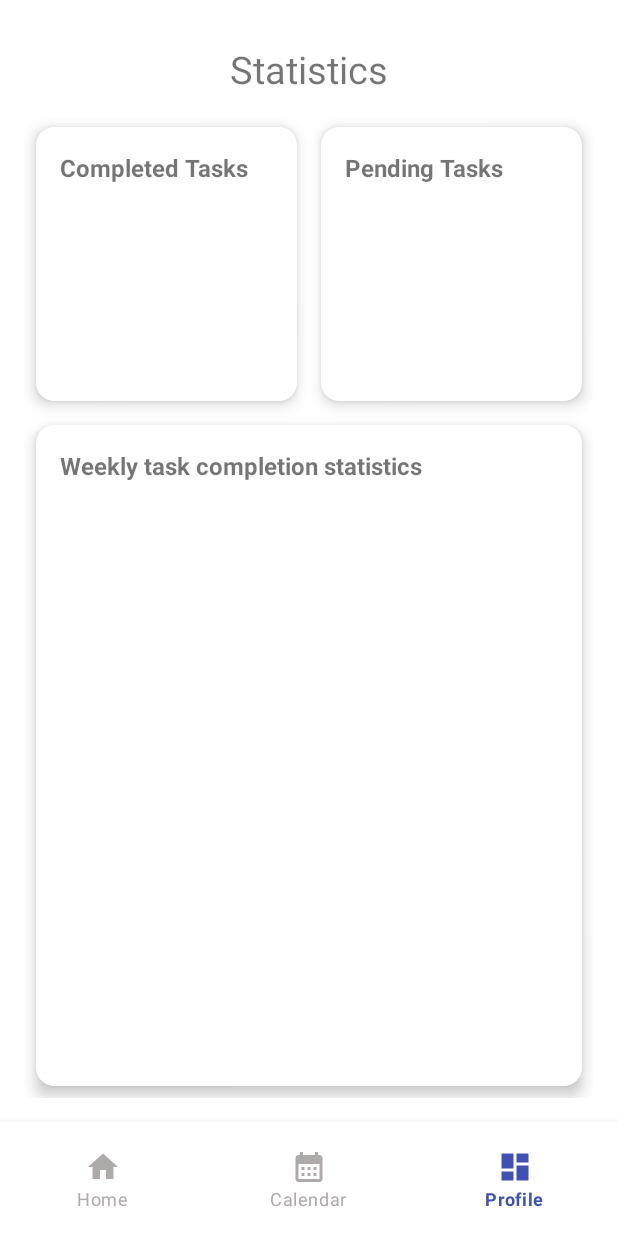
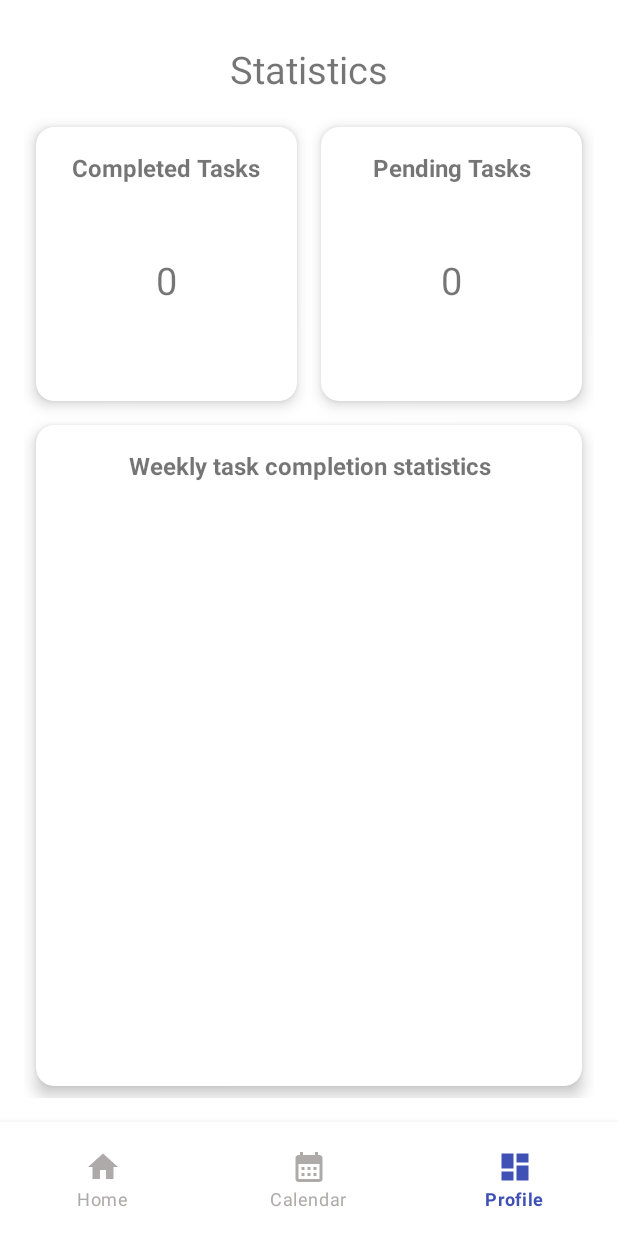
Before and after one commit to AliGalip75/Todo_List, an Android app: the screen it shows after launch (MainActivity), item 3 of the bottom bar chosen, on a phone screen of 412 x 824 dp. Run offline under Robolectric (Android 15) with nearby library versions, the phone set to English and light mode, and no system bars; our stand-ins replace Room's generated code, navigation-ui; 2 statements that could not run were skipped.

Commit message:
profile fragment modified

```diff
--- a/app/src/main/java/com/example/todo_list/data/TaskDatabase.java
+++ b/app/src/main/java/com/example/todo_list/data/TaskDatabase.java
@@ -9,7 +9,7 @@ import java.util.concurrent.Executors;
 
 @Database(entities = {Task.class}, version = 2, exportSchema = false)
 public abstract class TaskDatabase extends RoomDatabase {
-    private static TaskDatabase INSTANCE;
+    private static volatile TaskDatabase INSTANCE;
 
     // insert, delete, getAllTasks gibi DAO fonksiyonlarına buradan erişilir.
     public abstract TaskDao taskDao();
--- a/app/src/main/java/com/example/todo_list/ui/calendar/CalendarFragment.java
+++ b/app/src/main/java/com/example/todo_list/ui/calendar/CalendarFragment.java
@@ -8,15 +8,11 @@ import android.view.LayoutInflater;
 import android.view.View;
 import android.view.ViewGroup;
 import android.widget.CalendarView;
-
-
 import androidx.annotation.NonNull;
 import androidx.annotation.Nullable;
 import androidx.fragment.app.Fragment;
 import androidx.lifecycle.ViewModelProvider;
-
 import com.example.todo_list.databinding.FragmentCalendarBinding;
-
 import java.util.Calendar;
 
 public class CalendarFragment extends Fragment {
@@ -77,7 +73,7 @@ public class CalendarFragment extends Fragment {
     }
 
     @Override
-    public void onDestroyView() {
+    public void onDestroyView() { // Memory leak'i önlemek için
         super.onDestroyView();
         binding = null;
     }
--- a/app/src/main/java/com/example/todo_list/ui/home/HomeFragment.java
+++ b/app/src/main/java/com/example/todo_list/ui/home/HomeFragment.java
@@ -20,19 +20,20 @@ import androidx.recyclerview.widget.RecyclerView;
 import com.example.todo_list.R;
 import com.example.todo_list.data.Task;
 import com.example.todo_list.databinding.FragmentHomeBinding;
+import com.example.todo_list.ui.profile.ProfileViewModel;
 
 public class HomeFragment extends Fragment {
 
     private FragmentHomeBinding binding;
     public HomeViewModel homeViewModel;
+    public ProfileViewModel profileViewModel;
 
-    public HomeFragment() {
-        // Required empty public constructor
-    }
+    public HomeFragment() {}
 
     public void onCreate(Bundle savedInstanceState){
         super.onCreate(savedInstanceState);
         homeViewModel = new ViewModelProvider(this).get(HomeViewModel.class); //homeViewModel'ı bağla
+        profileViewModel = new ViewModelProvider(this).get(ProfileViewModel.class);
     }
 
     public void onViewCreated(@NonNull View view, @Nullable Bundle savedInstanceState){
@@ -43,9 +44,26 @@ public class HomeFragment extends Fragment {
         TextView homeText = binding.homeText; // TODOS text
         recyclerView.setLayoutManager(new LinearLayoutManager(getContext())); // recyclerView'ı dikey olarak ayarladık
 
-        TaskAdapter adapter = new TaskAdapter( //adapter'ın içine silme ve güncelleme fonksiyonlarını gömdük
-                task -> homeViewModel.deleteTask(task),
-                task -> showUpdateDialog(requireContext(), task, homeViewModel)
+        TaskAdapter adapter = new TaskAdapter( //adapter'ın içine fonksiyonları gömdük
+                task -> {
+                    // Silme işleminde eğer görev tamamlanmamışsa, profileViewModel.increment() çalışacak
+                    if (!task.getDone()) {
+                        profileViewModel.increment(requireContext());
+                    }
+                    homeViewModel.deleteTask(task); // Delete işlemi
+                }, // Delete
+                task -> showUpdateDialog(requireContext(), task, homeViewModel), // Update
+                (task, isChecked) -> { // Checkbox
+                    task.setDone(isChecked);
+                    homeViewModel.updateTask(task);
+
+                    // Checkbox tıklanınca profile sayfasında count bir artar veya azalır
+                    if (isChecked) {
+                        profileViewModel.increment(requireContext()); // Tamamlanan görev sayısını artır
+                    } else {
+                        profileViewModel.decrement(requireContext()); // Tamamlanmayan görev sayısını azalt
+                    }
+                }
         );
 
         recyclerView.setAdapter(adapter);
@@ -105,8 +123,6 @@ public class HomeFragment extends Fragment {
                 .setTextColor(ContextCompat.getColor(context, R.color.unselected));
     }
 
-
-
     @Override
     public void onDestroyView() {
         super.onDestroyView();
--- a/app/src/main/java/com/example/todo_list/ui/home/HomeViewModel.java
+++ b/app/src/main/java/com/example/todo_list/ui/home/HomeViewModel.java
@@ -4,6 +4,8 @@ import android.app.Application;
 import androidx.annotation.NonNull;
 import androidx.lifecycle.AndroidViewModel;
 import androidx.lifecycle.LiveData;
+import androidx.lifecycle.Transformations;
+
 import com.example.todo_list.data.Task;
 import com.example.todo_list.data.TaskRepository;
 import java.util.List;
@@ -31,4 +33,14 @@ public class HomeViewModel extends AndroidViewModel {
         repository.update(task);  // Repository üzerinden güncelleme işlemi
     }
 
+    public LiveData<Integer> getIncompleteTaskCount() { // O an Home sayfasında seçili olmayan kaç task var?
+        return Transformations.map(allTasks, tasks -> {
+            int count = 0;
+            for (Task task : tasks) {
+                if (!task.getDone()) count++;
+            }
+            return count;
+        });
+    }
+
 }
--- a/app/src/main/java/com/example/todo_list/ui/home/TaskAdapter.java
+++ b/app/src/main/java/com/example/todo_list/ui/home/TaskAdapter.java
@@ -10,6 +10,7 @@ import androidx.recyclerview.widget.RecyclerView;
 import com.example.todo_list.data.Task;
 import com.example.todo_list.databinding.ItemTaskBinding;
 import java.util.ArrayList;
+import java.util.Currency;
 import java.util.List;
 
 public class TaskAdapter extends RecyclerView.Adapter<TaskAdapter.TaskHolder> {
@@ -24,13 +25,20 @@ public class TaskAdapter extends RecyclerView.Adapter<TaskAdapter.TaskHolder> {
         void onTaskEdit(Task task);
     }
 
+    public interface OnTaskCheckedChangeListener {
+        void onTaskCheckChanged(Task task, boolean isChecked);
+    }
+
     private final OnTaskDeleteClickListener deleteListener;
 
     private final OnTaskEditClickListener editListener;
 
-    public TaskAdapter(OnTaskDeleteClickListener deleteListener, OnTaskEditClickListener editListener) {
+    private final OnTaskCheckedChangeListener checkboxListener;
+
+    public TaskAdapter(OnTaskDeleteClickListener deleteListener, OnTaskEditClickListener editListener, OnTaskCheckedChangeListener checkboxListener) {
         this.deleteListener = deleteListener;
         this.editListener = editListener;
+        this.checkboxListener = checkboxListener;
     }
 
     // Viewholder tek bir satırı temsil ediyor
@@ -56,6 +64,12 @@ public class TaskAdapter extends RecyclerView.Adapter<TaskAdapter.TaskHolder> {
         Task current = tasks.get(position);
         holder.binding.textViewTitle.setText(current.getTitle());
         holder.binding.textViewDate.setText(current.getDate());
+
+        holder.binding.isDone.setOnCheckedChangeListener(null);
+        holder.binding.isDone.setChecked(current.getDone());
+        holder.binding.isDone.setOnCheckedChangeListener((buttonView, isChecked) -> {
+            checkboxListener.onTaskCheckChanged(current, isChecked);
+        });
 
         holder.binding.card.setOnClickListener(new View.OnClickListener() {
             @Override
--- a/app/src/main/java/com/example/todo_list/ui/profile/ProfileFragment.java
+++ b/app/src/main/java/com/example/todo_list/ui/profile/ProfileFragment.java
@@ -4,13 +4,10 @@ import android.os.Bundle;
 import android.view.LayoutInflater;
 import android.view.View;
 import android.view.ViewGroup;
-import android.widget.TextView;
-
 import androidx.annotation.NonNull;
 import androidx.annotation.Nullable;
 import androidx.fragment.app.Fragment;
 import androidx.lifecycle.ViewModelProvider;
-
 import com.example.todo_list.databinding.FragmentProfileBinding;
 import com.example.todo_list.ui.home.HomeViewModel;
 
@@ -18,11 +15,13 @@ public class ProfileFragment extends Fragment {
 
     private FragmentProfileBinding binding;
     private ProfileViewModel profileViewModel;
+    private HomeViewModel homeViewModel;
 
     @Override
     public void onCreate(@Nullable Bundle savedInstanceState) {
         super.onCreate(savedInstanceState);
         profileViewModel = new ViewModelProvider(this).get(ProfileViewModel.class);
+        homeViewModel = new ViewModelProvider(this).get(HomeViewModel.class);
     }
 
     public View onCreateView(@NonNull LayoutInflater inflater,
@@ -34,11 +33,14 @@ public class ProfileFragment extends Fragment {
     public void onViewCreated(@NonNull View view, @Nullable Bundle savedInstanceState){
         super.onViewCreated(view, savedInstanceState);
 
-        //textView'ı dinle ve değiştiğinde UI'ı da bilgilendir
-        TextView textView = binding.textProfile;
-        profileViewModel.getText().observe(getViewLifecycleOwner(), textView::setText);
+        profileViewModel.loadCompletedCount(requireContext());
+        profileViewModel.getCompletedCount().observe(getViewLifecycleOwner(), count -> {
+            binding.textCompleted.setText(count + "");
+        });
+        homeViewModel.getIncompleteTaskCount().observe(getViewLifecycleOwner(), count -> {
+            binding.textPending.setText(String.valueOf(count));
+        });
     }
-
 
     @Override
     public void onDestroyView() {
--- /dev/null
+++ b/app/src/main/java/com/example/todo_list/ui/profile/ProfileHelper.java
@@ -0,0 +1,62 @@
+package com.example.todo_list.ui.profile;
+
+import android.content.Context;
+
+import java.time.LocalDate;
+import java.time.temporal.ChronoUnit;
+
+public class ProfileHelper { // Bu sınıf Profile sayfasında sharedPreference kullanımı için
+
+    private static final String PREF_NAME = "stats_pref";
+    private static final String KEY_COMPLETED = "completed_count";
+    private static final String KEY_LAST_RESET = "last_reset_date";
+
+    public static int getCompletedCount(Context context) { // Count değerini al
+        return context.getSharedPreferences(PREF_NAME, Context.MODE_PRIVATE)
+                .getInt(KEY_COMPLETED, 0);
+    }
+
+    public static void setCompletedCount(Context context, int count) { // Count değerini set et
+        context.getSharedPreferences(PREF_NAME, Context.MODE_PRIVATE)
+                .edit()
+                .putInt(KEY_COMPLETED, count)
+                .apply();
+    }
+
+    public static void incrementCompletedCount(Context context) { // Count değerini bir artır
+        int current = getCompletedCount(context);
+        setCompletedCount(context, current + 1);
+    }
+
+    public static void decrementCompletedCount(Context context) { // Count değerini bir azalt
+        int current = getCompletedCount(context);
+        if (current > 0) {
+            setCompletedCount(context, current - 1);
+        }
+    }
+
+    public static String getLastResetDate(Context context) { // En sonki reset tarihini getir
+        return context.getSharedPreferences(PREF_NAME, Context.MODE_PRIVATE)
+                .getString(KEY_LAST_RESET, "");
+    }
+
+    public static void setLastResetDate(Context context, String date) { // En sonki reset tarihini tut
+        context.getSharedPreferences(PREF_NAME, Context.MODE_PRIVATE)
+                .edit()
+                .putString(KEY_LAST_RESET, date)
+                .apply();
+    }
+
+    public static boolean shouldReset(Context context) { // Count sıfırlama zamanı geldi mi?
+        String lastDateStr = getLastResetDate(context);
+        if (lastDateStr.isEmpty()) return true;
+
+        LocalDate lastDate = LocalDate.parse(lastDateStr);
+        return ChronoUnit.DAYS.between(lastDate, LocalDate.now()) >= 7;
+    }
+
+    public static void resetCompletedCount(Context context) { // Haftada bir defa count sıfırla
+        setCompletedCount(context, 0);
+        setLastResetDate(context, LocalDate.now().toString());
+    }
+}
--- a/app/src/main/java/com/example/todo_list/ui/profile/ProfileViewModel.java
+++ b/app/src/main/java/com/example/todo_list/ui/profile/ProfileViewModel.java
@@ -1,19 +1,40 @@
 package com.example.todo_list.ui.profile;
 
+import android.app.Application;
+import android.content.Context;
+
+import androidx.annotation.NonNull;
 import androidx.lifecycle.LiveData;
 import androidx.lifecycle.MutableLiveData;
 import androidx.lifecycle.ViewModel;
 
 public class ProfileViewModel extends ViewModel {
 
-    private final MutableLiveData<String> mText;
+    private MutableLiveData<Integer> completedCount = new MutableLiveData<>();
 
     public ProfileViewModel() {
-        mText = new MutableLiveData<>();
+        this.completedCount = getCompletedCount();
     }
 
-    // Canlı veriyi UI'a gönder
-    public LiveData<String> getText() {
-        return mText;
+    public MutableLiveData<Integer> getCompletedCount() {
+        return completedCount;
     }
+
+    public void loadCompletedCount(Context context) {
+        if (ProfileHelper.shouldReset(context)) {
+            ProfileHelper.resetCompletedCount(context);
+        }
+        completedCount.setValue(ProfileHelper.getCompletedCount(context));
+    }
+
+    public void increment(Context context) {
+        ProfileHelper.incrementCompletedCount(context);
+        loadCompletedCount(context);
+    }
+
+    public void decrement(Context context) {
+        ProfileHelper.decrementCompletedCount(context);
+        loadCompletedCount(context);
+    }
+
 }
--- a/app/src/main/res/layout/fragment_profile.xml
+++ b/app/src/main/res/layout/fragment_profile.xml
@@ -31,20 +31,30 @@
         app:cardElevation="6dp">
 
         <androidx.constraintlayout.widget.ConstraintLayout
-            android:orientation="vertical"
             android:padding="16dp"
             android:layout_width="match_parent"
-            android:layout_height="wrap_content">
-
-
+            android:layout_height="match_parent">
+            <TextView
+                android:id="@+id/textCompletedTitle"
+                android:layout_height="wrap_content"
+                android:layout_width="match_parent"
+                app:layout_constraintTop_toTopOf="parent"
+                app:layout_constraintStart_toStartOf="parent"
+                app:layout_constraintEnd_toEndOf="parent"
+                android:text="Completed Tasks"
+                android:gravity="center"
+                android:textSize="16sp"
+                android:textStyle="bold" />
             <TextView
                 android:id="@+id/textCompleted"
-                android:layout_height="wrap_content"
-                android:layout_width="0dp"
-                android:text="Completed Tasks"
-                android:textSize="16sp"
-                android:textStyle="bold"
-                tools:ignore="MissingConstraints" />
+                android:layout_width="match_parent"
+                android:layout_height="0dp"
+                app:layout_constraintTop_toBottomOf="@id/textCompletedTitle"
+                app:layout_constraintBottom_toBottomOf="parent"
+                app:layout_constraintStart_toStartOf="parent"
+                app:layout_constraintEnd_toEndOf="parent"
+                android:gravity="center"
+                android:textSize="25sp"/>
         </androidx.constraintlayout.widget.ConstraintLayout>
     </androidx.cardview.widget.CardView>
 
@@ -59,18 +69,31 @@
         app:cardElevation="6dp">
 
         <androidx.constraintlayout.widget.ConstraintLayout
-            android:orientation="vertical"
             android:padding="16dp"
             android:layout_width="match_parent"
-            android:layout_height="wrap_content">
+            android:layout_height="match_parent">
 
             <TextView
+                android:id="@+id/textPendingTitle"
                 android:layout_height="wrap_content"
-                android:layout_width="0dp"
+                android:layout_width="match_parent"
+                app:layout_constraintTop_toTopOf="parent"
+                app:layout_constraintStart_toStartOf="parent"
+                app:layout_constraintEnd_toEndOf="parent"
                 android:text="Pending Tasks"
+                android:gravity="center"
                 android:textSize="16sp"
-                android:textStyle="bold"
-                tools:ignore="MissingConstraints" />
+                android:textStyle="bold" />
+            <TextView
+                android:id="@+id/textPending"
+                android:layout_width="match_parent"
+                android:layout_height="0dp"
+                app:layout_constraintTop_toBottomOf="@id/textPendingTitle"
+                app:layout_constraintBottom_toBottomOf="parent"
+                app:layout_constraintStart_toStartOf="parent"
+                app:layout_constraintEnd_toEndOf="parent"
+                android:gravity="center"
+                android:textSize="25sp"/>
 
 
         </androidx.constraintlayout.widget.ConstraintLayout>
@@ -88,15 +111,18 @@
         app:cardElevation="6dp">
 
         <androidx.constraintlayout.widget.ConstraintLayout
-            android:orientation="vertical"
             android:padding="16dp"
             android:layout_width="match_parent"
-            android:layout_height="wrap_content">
+            android:layout_height="match_parent">
 
             <TextView
                 android:layout_height="wrap_content"
                 android:layout_width="0dp"
+                app:layout_constraintStart_toStartOf="parent"
+                app:layout_constraintEnd_toEndOf="parent"
+                app:layout_constraintTop_toTopOf="parent"
                 android:text="Weekly task completion statistics"
+                android:gravity="center"
                 android:textSize="16sp"
                 android:textStyle="bold"
                 tools:ignore="MissingConstraints" />
--- a/app/src/main/res/layout/item_task.xml
+++ b/app/src/main/res/layout/item_task.xml
@@ -60,7 +60,7 @@
             />
 
         <CheckBox
-            android:id="@+id/checkBox2"
+            android:id="@+id/isDone"
             android:layout_width="30dp"
             android:layout_height="30dp"
             app:layout_constraintStart_toStartOf="parent"
```
